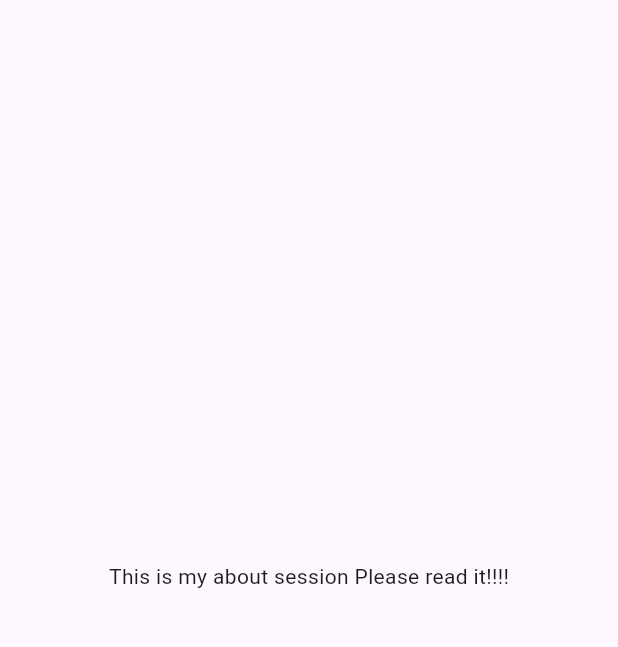
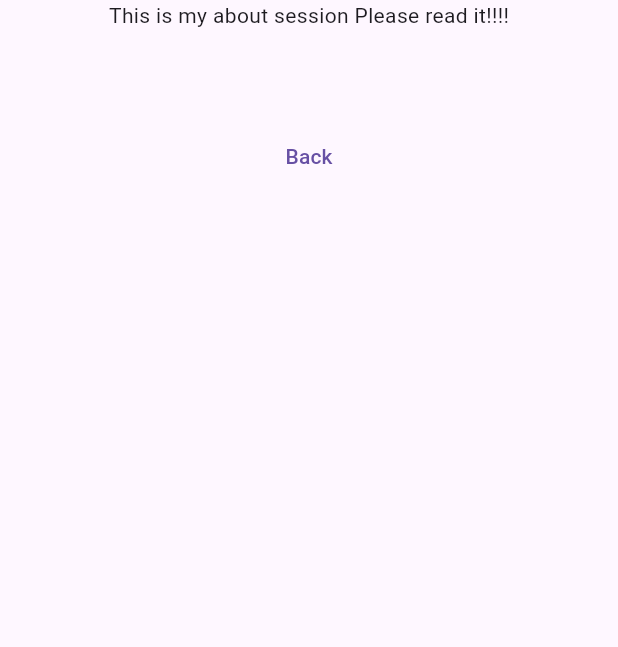
Before and after one commit to joelplr/MyPortfolio, a Flutter app: the AboutPage screen opened directly, on a phone screen of 412 x 824 dp, the part 84-731 px from its top. Run offline on Flutter 3.47's test engine with Material 3 defaults, Android fonts, the phone set to English and light mode, and no system bars.

Commit message:
give navigation to screens from home and give a back button in about screen

```diff
--- a/details/lib/Screen/about.dart
+++ b/details/lib/Screen/about.dart
@@ -7,7 +7,15 @@ class AboutPage extends StatelessWidget {
   Widget build(BuildContext context) {
     return Scaffold(
       appBar: AppBar(title: Text("About Page"),backgroundColor: Colors.pink,),
-      body: Center(child: Text("This is my about session Please read it!!!!")),
+      body: Center(child: Column(
+        children: [
+          Text("This is my about session Please read it!!!!"),
+          SizedBox(height: 60,),
+          TextButton(onPressed: (){
+            Navigator.of(context).pop();
+          }, child: Text("Back"))
+        ],
+      )),
     );
   }
 }
```
Also changed, not shown: details/lib/Screen/home.dart (+12 -2 lines).
